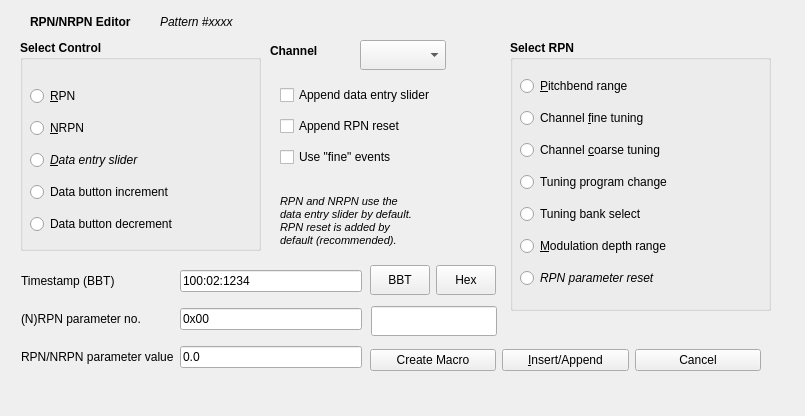
Qt form seq_qt5/src/gui/qrpnframe.ui (ahlstromcj/seq66) before a commit.
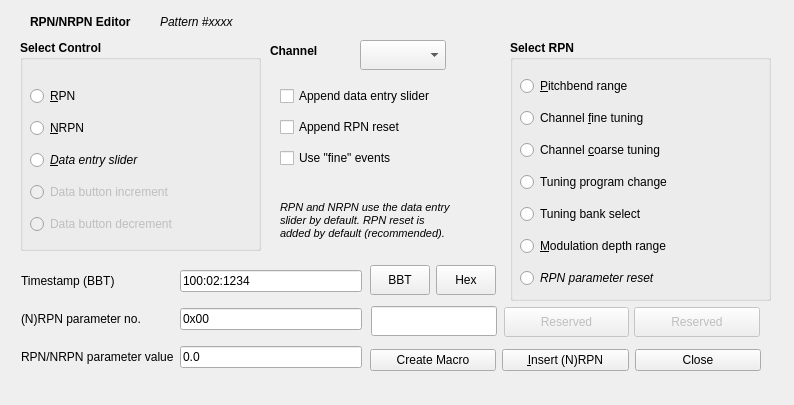
The same form after that commit.

```diff
--- a/seq_qt5/src/gui/qrpnframe.ui
+++ b/seq_qt5/src/gui/qrpnframe.ui
@@ -6,8 +6,8 @@
    <rect>
     <x>0</x>
     <y>0</y>
-    <width>805</width>
-    <height>416</height>
+    <width>794</width>
+    <height>405</height>
    </rect>
   </property>
   <property name="windowTitle">
@@ -79,6 +79,9 @@
      </item>
      <item>
       <widget class="QRadioButton" name="radio_button_rpn_data_incr">
+       <property name="enabled">
+        <bool>false</bool>
+       </property>
        <property name="font">
         <font>
          <bold>false</bold>
@@ -91,6 +94,9 @@
      </item>
      <item>
       <widget class="QRadioButton" name="radio_button_rpn_data_decr">
+       <property name="enabled">
+        <bool>false</bool>
+       </property>
        <property name="font">
         <font>
          <bold>false</bold>
@@ -110,7 +116,7 @@
      <x>510</x>
      <y>40</y>
      <width>261</width>
-     <height>271</height>
+     <height>261</height>
     </rect>
    </property>
    <property name="font">
@@ -319,7 +325,7 @@
     <rect>
      <x>280</x>
      <y>190</y>
-     <width>161</width>
+     <width>211</width>
      <height>61</height>
     </rect>
    </property>
@@ -330,10 +336,9 @@
     </font>
    </property>
    <property name="text">
-    <string>RPN and NRPN use the 
-data entry slider by default.
-RPN reset is added by 
-default (recommended).</string>
+    <string>RPN and NRPN use the data entry
+slider by default. RPN reset is
+added by default (recommended).</string>
    </property>
   </widget>
   <widget class="QPushButton" name="button_bbt">
@@ -444,7 +449,7 @@
        <string>Inserts the controller events at the given timestamp.</string>
       </property>
       <property name="text">
-       <string>&amp;Insert/Append</string>
+       <string>&amp;Insert (N)RPN</string>
       </property>
      </widget>
     </item>
@@ -454,7 +459,7 @@
        <string>Close the dialog.</string>
       </property>
       <property name="text">
-       <string>Cancel</string>
+       <string>Close</string>
       </property>
      </widget>
     </item>
@@ -464,7 +469,7 @@
    <property name="geometry">
     <rect>
      <x>280</x>
-     <y>80</y>
+     <y>81</y>
      <width>212</width>
      <height>95</height>
     </rect>
@@ -511,7 +516,7 @@
     <rect>
      <x>290</x>
      <y>11</y>
-     <width>481</width>
+     <width>491</width>
      <height>21</height>
     </rect>
    </property>
@@ -551,6 +556,38 @@
     <bool>true</bool>
    </property>
   </widget>
+  <widget class="QPushButton" name="button_reserved_1">
+   <property name="enabled">
+    <bool>false</bool>
+   </property>
+   <property name="geometry">
+    <rect>
+     <x>504</x>
+     <y>307</y>
+     <width>125</width>
+     <height>30</height>
+    </rect>
+   </property>
+   <property name="text">
+    <string>Reserved</string>
+   </property>
+  </widget>
+  <widget class="QPushButton" name="button_reserved_2">
+   <property name="enabled">
+    <bool>false</bool>
+   </property>
+   <property name="geometry">
+    <rect>
+     <x>634</x>
+     <y>307</y>
+     <width>126</width>
+     <height>30</height>
+    </rect>
+   </property>
+   <property name="text">
+    <string>Reserved</string>
+   </property>
+  </widget>
  </widget>
  <resources/>
  <connections/>
```
